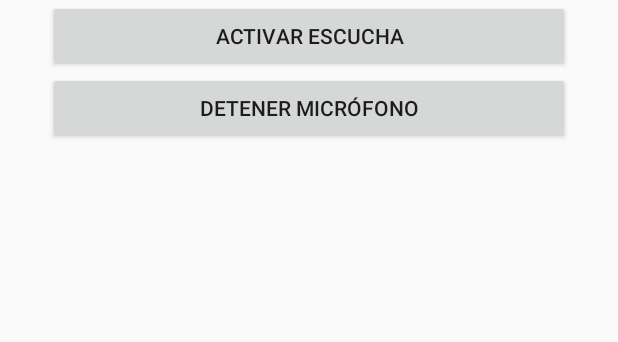
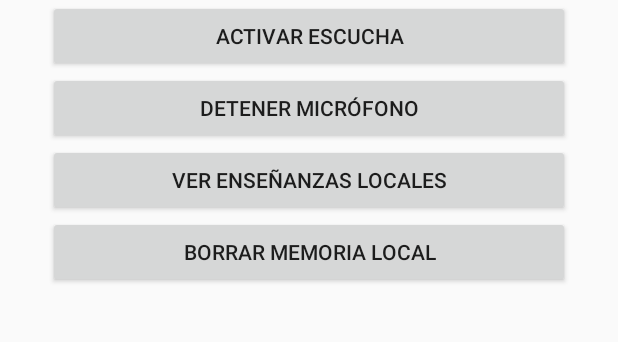
Before and after one commit to Luisj593/Jarvis, an Android app: the screen it shows after launch (MainActivity), on a phone screen of 412 x 824 dp, the part 411-753 px from its top. Run offline under Robolectric (Android 15) with nearby library versions, the phone set to English and light mode, and no system bars.

Commit message:
Permitir consultar y borrar memoria local de JARVIS desde la interfaz

```diff
--- a/app/src/main/java/com/jarvis/assistant/MainActivity.kt
+++ b/app/src/main/java/com/jarvis/assistant/MainActivity.kt
@@ -18,7 +18,9 @@ class MainActivity : Activity() {
   status=TextView(this).apply { text="JARVIS · Escucha continua experimental\n\nActiva una vez y habla sin pulsar cada vez. Di «Jarvis» antes de tu instrucción.\n\nLa escucha puede interrumpirse por restricciones de Android."; textSize=21f }
   val start=Button(this).apply { text="Activar escucha"; setOnClickListener { activate() } }
   val stop=Button(this).apply { text="Detener micrófono"; setOnClickListener { startService(Intent(this@MainActivity,ListeningService::class.java).setAction(ListeningService.STOP)) } }
-  layout.addView(status); layout.addView(start); layout.addView(stop); setContentView(layout)
+  val memory=Button(this).apply { text="Ver enseñanzas locales"; setOnClickListener { val saved=getSharedPreferences("jarvis_lessons",MODE_PRIVATE).getStringSet("lessons",emptySet()).orEmpty(); status.text=if(saved.isEmpty()) "Sin enseñanzas guardadas" else saved.joinToString("\n• ","Memoria local:\n• ") } }
+  val clear=Button(this).apply { text="Borrar memoria local"; setOnClickListener { getSharedPreferences("jarvis_lessons",MODE_PRIVATE).edit().clear().apply(); status.text="Memoria local borrada" } }
+  layout.addView(status); layout.addView(start); layout.addView(stop); layout.addView(memory); layout.addView(clear); setContentView(layout)
   if(Build.VERSION.SDK_INT>=33 && checkSelfPermission(Manifest.permission.POST_NOTIFICATIONS)!=PackageManager.PERMISSION_GRANTED) requestPermissions(arrayOf(Manifest.permission.POST_NOTIFICATIONS),12)
  }
  private fun activate(){
```
